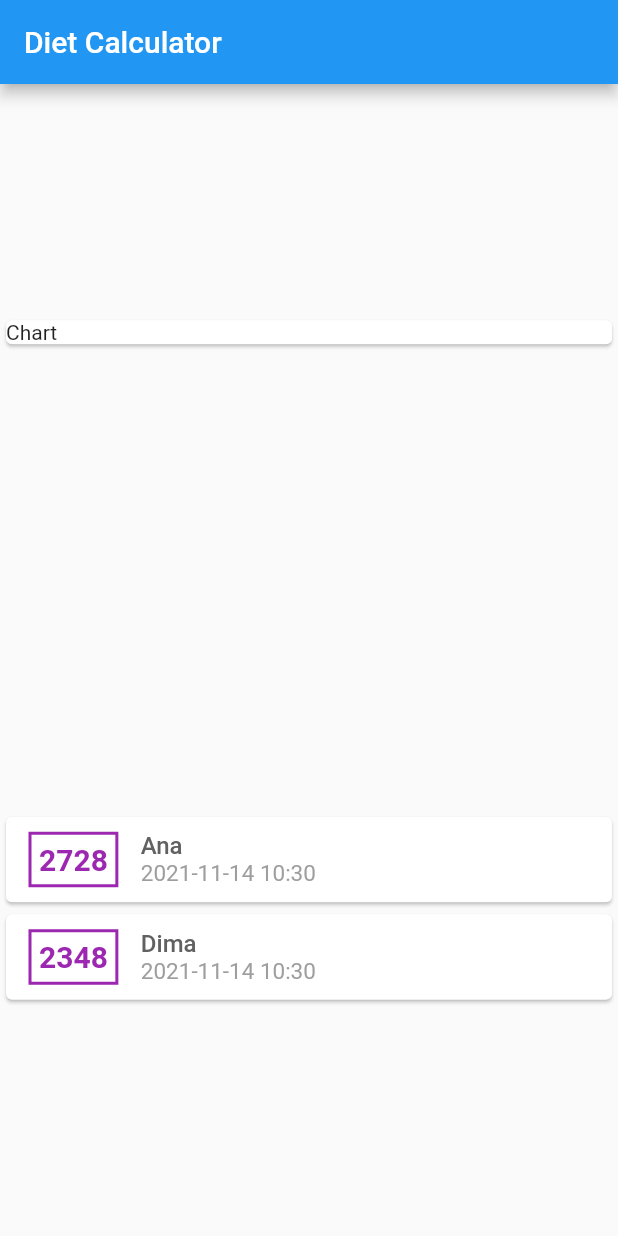
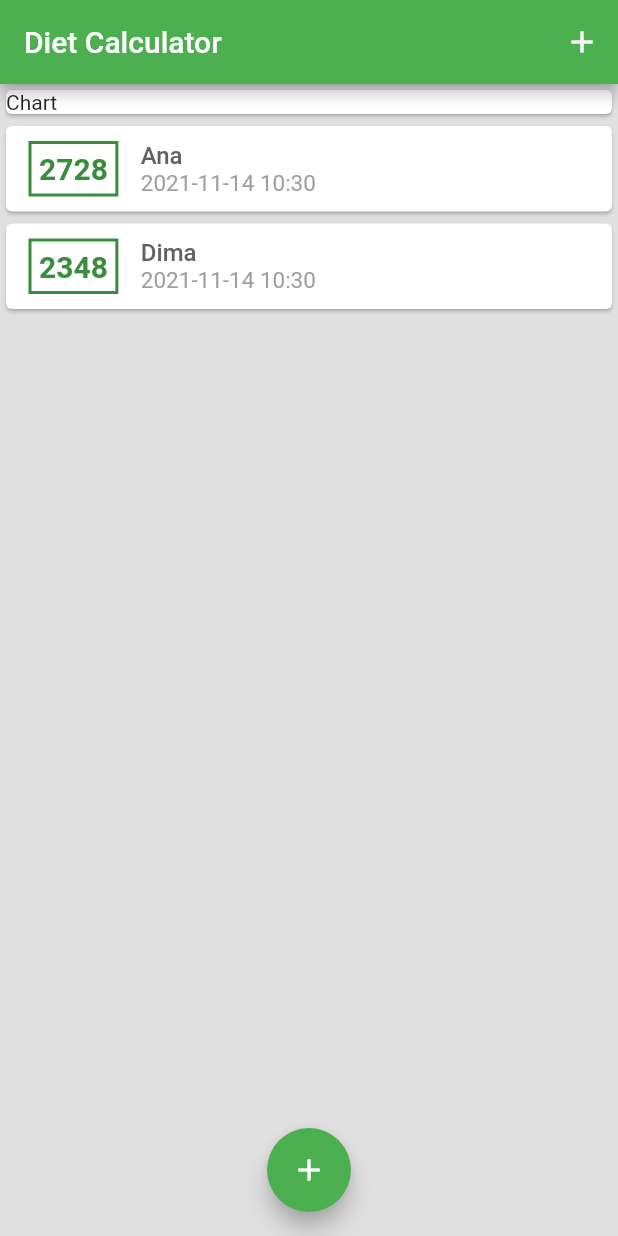
Before and after one commit to dima7a14/diet_calc, a Flutter app: the screen it shows after launch, on a phone screen of 412 x 824 dp. Run offline on Flutter 3.47's test engine with Material 2 defaults, Android fonts, the phone set to English and light mode, and no system bars.

Commit message:
Add basic widgets

```diff
--- a/lib/common.dart
+++ /dev/null
@@ -1,12 +0,0 @@
-enum Sex {
-  male,
-  female,
-}
-
-enum Activity {
-  minimal,
-  weak,
-  average,
-  high,
-  extra,
-}
--- a/lib/main.dart
+++ b/lib/main.dart
@@ -1,27 +1,39 @@
 import 'package:flutter/material.dart';
+import 'package:uuid/uuid.dart';
 
-import './common.dart';
+import './models/common.dart';
 import './models/measurement.dart';
-import './widgets/measurement_item.dart';
+import './widgets/measurement_list.dart';
+import './widgets/new_measurement.dart';
 
 void main() {
   runApp(DietApp());
 }
+
+const uuid = Uuid();
 
 class DietApp extends StatelessWidget {
   @override
   Widget build(BuildContext context) {
     return MaterialApp(
       title: 'Diet Calculator',
+      theme: ThemeData(
+          primarySwatch: Colors.green,
+          scaffoldBackgroundColor: Colors.grey.shade300),
       home: HomePage(),
     );
   }
 }
 
-class HomePage extends StatelessWidget {
-  final List<Measurement> measurements = [
+class HomePage extends StatefulWidget {
+  @override
+  State<HomePage> createState() => _HomePageState();
+}
+
+class _HomePageState extends State<HomePage> {
+  List<Measurement> _userMeasurements = [
     Measurement(
-        id: '1',
+        id: uuid.v4(),
         name: 'Ana',
         sex: Sex.female,
         weight: 72,
@@ -29,7 +41,7 @@ class HomePage extends StatelessWidget {
         activity: Activity.average,
         age: 28),
     Measurement(
-        id: '2',
+        id: uuid.v4(),
         name: 'Dima',
         sex: Sex.male,
         weight: 75,
@@ -38,27 +50,60 @@ class HomePage extends StatelessWidget {
         age: 29),
   ];
 
+  void _addMeasurement(String name, Sex sex, double weight, double height,
+      int age, Activity activity) {
+    final newMeasurement = Measurement(
+        id: uuid.v4(),
+        name: name,
+        sex: sex,
+        weight: weight,
+        height: height,
+        age: age,
+        activity: activity);
+
+    setState(() {
+      _userMeasurements.add(newMeasurement);
+    });
+  }
+
+  void startAddNewMeasurement(BuildContext ctx) {
+    showModalBottomSheet(
+        context: ctx,
+        builder: (_) {
+          return NewMeasurement(_addMeasurement);
+        });
+  }
+
   @override
   Widget build(BuildContext context) {
     return Scaffold(
       appBar: AppBar(
-        title: Text('Diet Calculator'),
+        title: const Text('Diet Calculator'),
+        actions: [
+          IconButton(
+              icon: const Icon(Icons.add),
+              onPressed: () => startAddNewMeasurement(context)),
+        ],
       ),
-      body: Column(
+      body: SingleChildScrollView(
+        child: Column(
           mainAxisAlignment: MainAxisAlignment.spaceAround,
           crossAxisAlignment: CrossAxisAlignment.center,
           children: <Widget>[
             Container(
               width: double.infinity,
-            child: Card(
+              child: const Card(
                 child: Text('Chart'),
               ),
             ),
-          Column(
-            children: measurements.map((ms) => MeasurementItem(ms)).toList(),
-          ),
+            MeasurementList(_userMeasurements),
           ],
         ),
+      ),
+      floatingActionButton: FloatingActionButton(
+          child: const Icon(Icons.add),
+          onPressed: () => startAddNewMeasurement(context)),
+      floatingActionButtonLocation: FloatingActionButtonLocation.centerFloat,
     );
   }
 }
--- a/lib/models/measurement.dart
+++ b/lib/models/measurement.dart
@@ -1,4 +1,4 @@
-import '../common.dart';
+import './common.dart';
 
 class Measurement {
   final String id;
--- a/lib/utils/get_calorie_level.dart
+++ b/lib/utils/get_calorie_level.dart
@@ -1,9 +1,8 @@
-import '../common.dart';
+import '../models/common.dart';
 
 int getCalorieLevel(
     Sex sex, double weight, double height, int age, Activity activity) {
   int constVal;
-  double activityVal;
 
   switch (sex) {
     case Sex.male:
@@ -16,26 +15,6 @@ int getCalorieLevel(
       constVal = 0;
   }
 
-  switch (activity) {
-    case Activity.minimal:
-      activityVal = 1.2;
-      break;
-    case Activity.weak:
-      activityVal = 1.375;
-      break;
-    case Activity.average:
-      activityVal = 1.55;
-      break;
-    case Activity.high:
-      activityVal = 1.725;
-      break;
-    case Activity.extra:
-      activityVal = 1.9;
-      break;
-    default:
-      activityVal = 1;
-  }
-
-  return (activityVal * (10 * weight + 6.25 * height + 5 * age + constVal))
+  return (activity.value * (10 * weight + 6.25 * height + 5 * age + constVal))
       .round();
 }
--- a/lib/widgets/measurement_item.dart
+++ b/lib/widgets/measurement_item.dart
@@ -7,7 +7,7 @@ import '../utils/get_calorie_level.dart';
 class MeasurementItem extends StatelessWidget {
   final Measurement data;
 
-  MeasurementItem(this.data);
+  MeasurementItem({required this.data, Key? key});
 
   @override
   Widget build(BuildContext context) {
@@ -21,13 +21,14 @@ class MeasurementItem extends StatelessWidget {
               margin: EdgeInsets.symmetric(vertical: 10, horizontal: 15),
               padding: EdgeInsets.all(5),
               decoration: BoxDecoration(
-                  border: Border.all(color: Colors.purple, width: 2)),
+                  border: Border.all(
+                      color: Theme.of(context).primaryColorDark, width: 2)),
               child: Text(
                 calorieLevel.toString(),
                 style: TextStyle(
                     fontWeight: FontWeight.bold,
                     fontSize: 20,
-                    color: Colors.purple),
+                    color: Theme.of(context).primaryColorDark),
               )),
           Container(
               child: Column(
--- /dev/null
+++ b/lib/widgets/measurement_list.dart
@@ -0,0 +1,19 @@
+import 'package:flutter/material.dart';
+
+import '../models/measurement.dart';
+import './measurement_item.dart';
+
+class MeasurementList extends StatelessWidget {
+  final List<Measurement> measurements;
+
+  const MeasurementList(this.measurements, {Key? key}) : super(key: key);
+
+  @override
+  Widget build(BuildContext context) {
+    return Column(
+      children: measurements.map((measurement) {
+        return MeasurementItem(data: measurement);
+      }).toList(),
+    );
+  }
+}
--- a/pubspec.yaml
+++ b/pubspec.yaml
@@ -35,6 +35,7 @@ dependencies:
   # Use with the CupertinoIcons class for iOS style icons.
   cupertino_icons: ^1.0.2
   intl: ^0.17.0
+  uuid: ^3.0.5
 
 dev_dependencies:
   flutter_test:
```
Also changed, not shown: lib/models/common.dart (added, +44 -0 lines), lib/widgets/new_measurement.dart (added, +163 -0 lines), pubspec.lock. Lines whose indentation alone changed are shown as unchanged.
